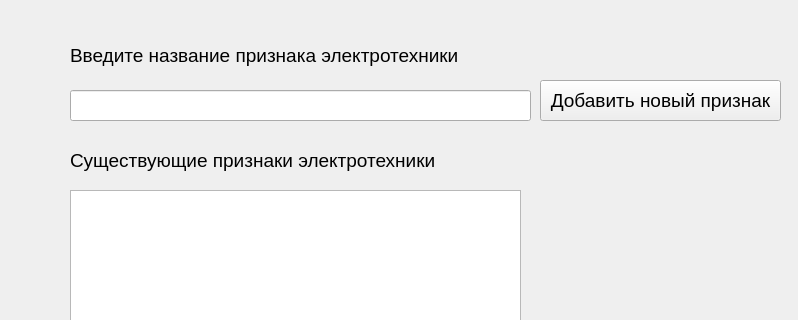
Before: the Qt Designer form layouts/knowledgeEditorFeautreEditor.ui in RyndychRD/Classifier, drawn with Qt 5; both pictures show x 0 to 798 and y 0 to 320 of the 798 by 595 pixel window.
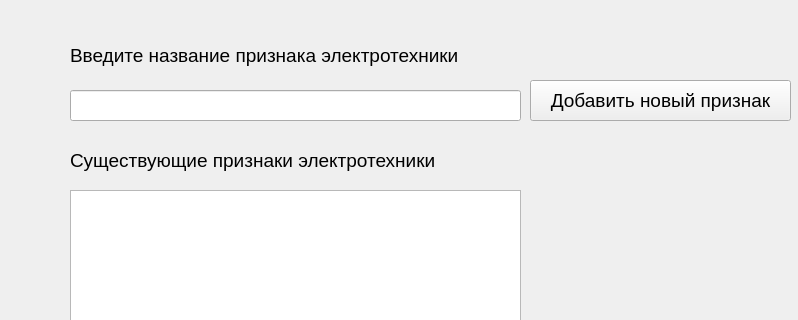
After: the same form once the commit is applied.

```diff
--- a/layouts/knowledgeEditorFeautreEditor.ui
+++ b/layouts/knowledgeEditorFeautreEditor.ui
@@ -29,9 +29,9 @@
    <widget class="QPushButton" name="button_featureAdd_featureEditor">
     <property name="geometry">
      <rect>
-      <x>540</x>
+      <x>530</x>
       <y>80</y>
-      <width>241</width>
+      <width>261</width>
       <height>41</height>
      </rect>
     </property>
@@ -164,7 +164,7 @@
      <rect>
       <x>70</x>
       <y>90</y>
-      <width>461</width>
+      <width>451</width>
       <height>31</height>
      </rect>
     </property>
```
